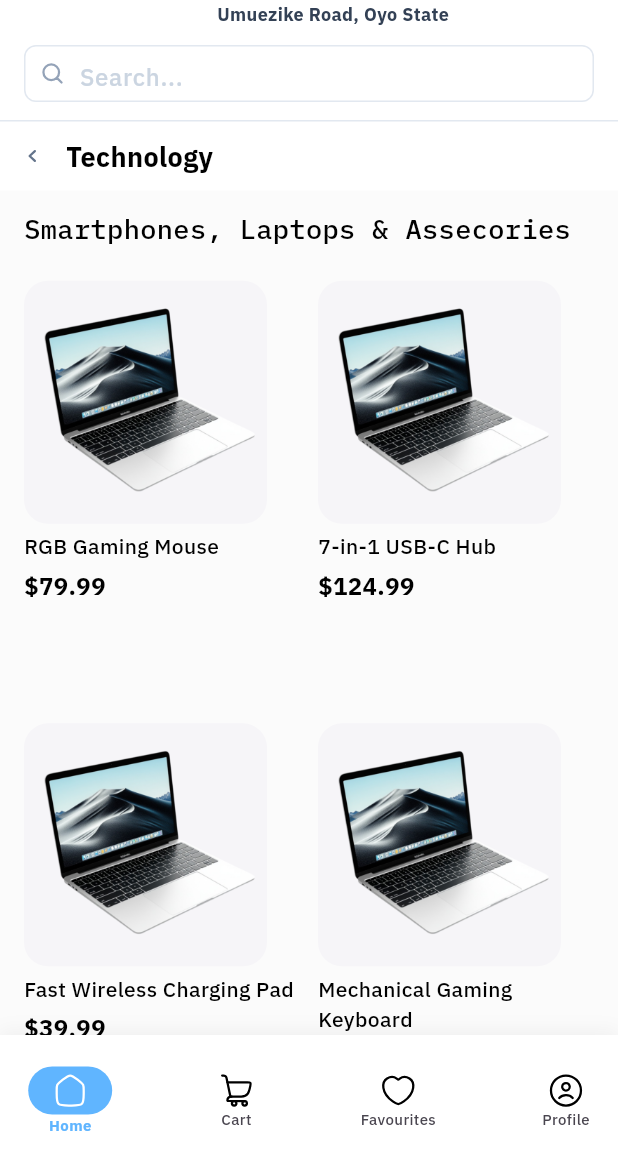
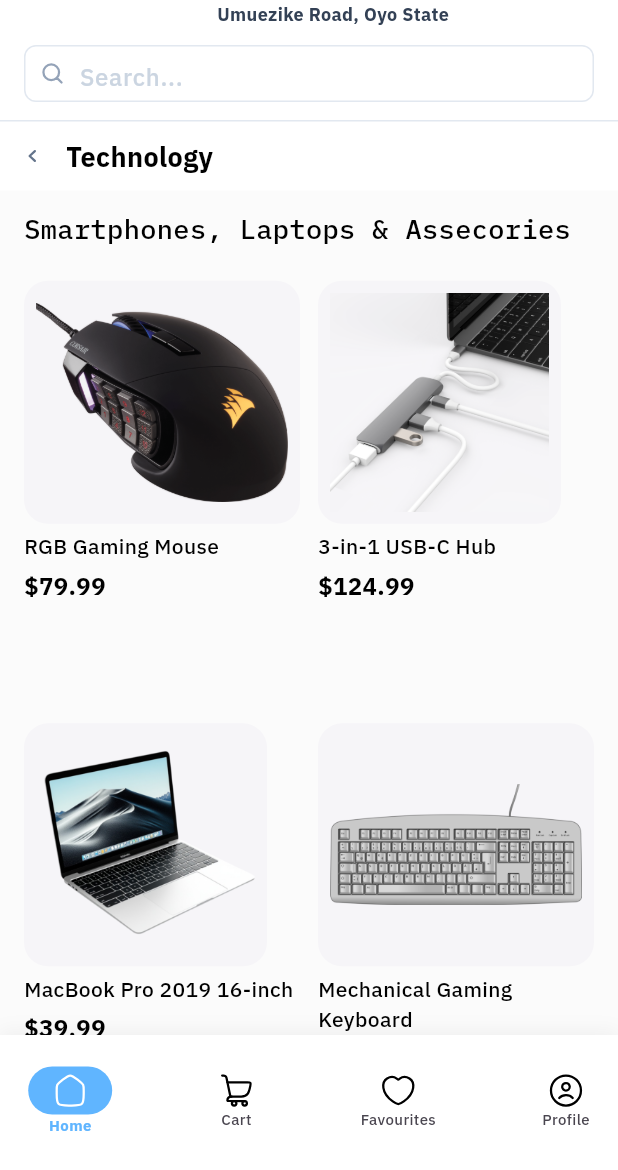
Before and after one commit to usmanabdulmajid/mini_mart, a Flutter app: the screen it shows after launch, scrolled down 576 dp, on a phone screen of 412 x 824 dp, the part 66-1236 px from its top. Run offline on Flutter 3.47's test engine with Material 3 defaults, Android fonts, the phone set to English and light mode, and no system bars; our stand-ins replace flutter_riverpod, flutter_svg, gap, get_it, skeletonizer; project files that could hold a hidden picture were left out.

Commit message:
add prodcut images

```diff
--- a/lib/data/product_api_impl.dart
+++ b/lib/data/product_api_impl.dart
@@ -1,5 +1,4 @@
 import 'package:mini_mart/data/product_api.dart';
-import 'package:mini_mart/core/images/app_images.dart';
 import 'package:mini_mart/core/model/product.dart';
 
 class ProductApiImpl implements ProductApi {
@@ -14,7 +13,7 @@
   Product(
     id: '1',
     name: 'Wireless Noise-Cancelling Headphones',
-    image: AppImages.macbookPro,
+    image: 'assets/image/headphone.png',
     colorHex: '#1E88E5',
     amount: 299.99,
     shippingFee: 9.99,
@@ -33,7 +32,7 @@
   Product(
     id: '2',
     name: 'Smart Fitness Watch',
-    image: AppImages.macbookPro,
+    image: 'assets/image/smart_fitness_watch.png',
     colorHex: '#43A047',
     amount: 449.50,
     shippingFee: 12.99,
@@ -53,7 +52,7 @@
   Product(
     id: '3',
     name: 'Adjustable Aluminum Laptop Stand',
-    image: AppImages.macbookPro,
+    image: 'assets/image/laptop_stand.png',
     colorHex: '#FF7043',
     amount: 89.99,
     shippingFee: 7.50,
@@ -72,7 +71,7 @@
   Product(
     id: '4',
     name: 'Portable Bluetooth Speaker',
-    image: AppImages.macbookPro,
+    image: 'assets/image/bluetooth_speaker.png',
     colorHex: '#8E24AA',
     amount: 179.99,
     shippingFee: 8.99,
@@ -91,7 +90,7 @@
   Product(
     id: '5',
     name: 'RGB Gaming Mouse',
-    image: AppImages.macbookPro,
+    image: 'assets/image/rgb_gaming_mouse.png',
     colorHex: '#E53935',
     amount: 79.99,
     shippingFee: 5.99,
@@ -109,8 +108,8 @@
   ),
   Product(
     id: '6',
-    name: '7-in-1 USB-C Hub',
-    image: AppImages.macbookPro,
+    name: '3-in-1 USB-C Hub',
+    image: 'assets/image/three_in_one_usb_c_hub.png',
     colorHex: '#546E7A',
     amount: 124.99,
     shippingFee: 6.99,
@@ -128,18 +127,18 @@
   ),
   Product(
     id: '7',
-    name: 'Fast Wireless Charging Pad',
-    image: AppImages.macbookPro,
+    name: 'MacBook Pro 2019 16-inch',
+    image: 'assets/image/macbook_pro.png',
     colorHex: '#FFA726',
     amount: 39.99,
     shippingFee: 4.99,
     quantity: 30,
     descriptions: [
-      '15W fast charging for compatible devices',
-      'Qi-certified for universal compatibility',
-      'LED indicator shows charging status',
-      'Non-slip design with cooling fan',
-      'Case-friendly charging up to 5mm thickness',
+      '16-inch Retina display with True Tone technology',
+      '9th-generation 8-core Intel Core i9 processor',
+      'AMD Radeon Pro 5500M graphics with GDDR6 memory',
+      'Up to 64GB of DDR4 memory and 8TB SSD storage',
+      'Six-speaker sound system with force-cancelling woofers',
     ],
     inCart: true,
     inStock: true,
@@ -148,7 +147,7 @@
   Product(
     id: '8',
     name: 'Mechanical Gaming Keyboard',
-    image: AppImages.macbookPro,
+    image: 'assets/image/mechanical_gaming_keyboard.png',
     colorHex: '#9C27B0',
     amount: 189.99,
     shippingFee: 11.99,
```
Also changed, not shown: assets/image/bluetooth_speaker.png (added), assets/image/headphone.png (added), assets/image/laptop_stand.png (added), assets/image/mechanical_gaming_keyboard.png (added), assets/image/rgb_gaming_mouse.png (added), assets/image/smart_fitness_watch.png (added), assets/image/three_in_one_usb_c_hub.png (added).
